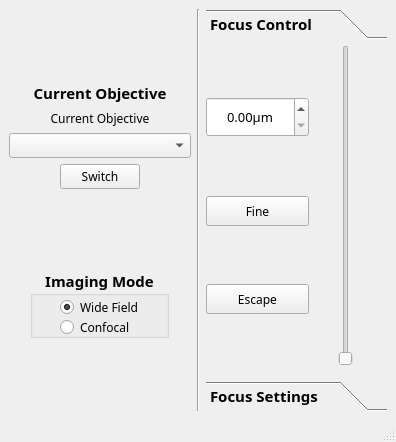
Old version of the form mainwindow.ui in the repository ZhengyiZ/IX83-GUI-Qt.
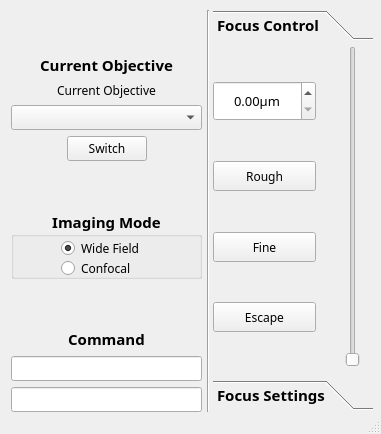
New version of the form. The open tabs and pages were chosen to show the change.

Patch:
```diff
--- a/mainwindow.ui
+++ b/mainwindow.ui
@@ -6,274 +6,36 @@
    <rect>
     <x>0</x>
     <y>0</y>
-    <width>396</width>
-    <height>442</height>
+    <width>381</width>
+    <height>434</height>
    </rect>
   </property>
   <property name="windowTitle">
    <string>MainWindow</string>
   </property>
   <widget class="QWidget" name="centralwidget">
-   <layout class="QHBoxLayout" name="horizontalLayout_5">
-    <item>
-     <layout class="QVBoxLayout" name="verticalLayout">
-      <property name="spacing">
-       <number>6</number>
-      </property>
-      <property name="sizeConstraint">
-       <enum>QLayout::SetDefaultConstraint</enum>
-      </property>
-      <property name="rightMargin">
-       <number>0</number>
-      </property>
-      <item>
-       <spacer name="verticalSpacer">
-        <property name="orientation">
-         <enum>Qt::Vertical</enum>
-        </property>
-        <property name="sizeHint" stdset="0">
-         <size>
-          <width>20</width>
-          <height>40</height>
-         </size>
-        </property>
-       </spacer>
-      </item>
-      <item>
-       <layout class="QHBoxLayout" name="horizontalLayout">
-        <item>
-         <widget class="QLabel" name="fixedLabel1">
-          <property name="font">
-           <font>
-            <family>微软雅黑</family>
-            <pointsize>11</pointsize>
-            <weight>75</weight>
-            <bold>true</bold>
-           </font>
-          </property>
-          <property name="text">
-           <string>Current Objective</string>
-          </property>
-          <property name="alignment">
-           <set>Qt::AlignCenter</set>
-          </property>
-         </widget>
-        </item>
-       </layout>
-      </item>
-      <item>
-       <layout class="QHBoxLayout" name="horizontalLayout_2">
-        <item>
-         <widget class="QLabel" name="objLabel">
-          <property name="font">
-           <font>
-            <family>微软雅黑</family>
-           </font>
-          </property>
-          <property name="text">
-           <string>Current Objective</string>
-          </property>
-          <property name="alignment">
-           <set>Qt::AlignCenter</set>
-          </property>
-         </widget>
-        </item>
-       </layout>
-      </item>
-      <item>
-       <layout class="QHBoxLayout" name="horizontalLayout_3">
-        <item>
-         <widget class="QComboBox" name="objSelection">
-          <property name="minimumSize">
-           <size>
-            <width>180</width>
-            <height>0</height>
-           </size>
-          </property>
-          <property name="font">
-           <font>
-            <family>微软雅黑</family>
-           </font>
-          </property>
-         </widget>
-        </item>
-       </layout>
-      </item>
-      <item>
-       <layout class="QHBoxLayout" name="horizontalLayout_4">
-        <item>
-         <spacer name="horizontalSpacer_2">
-          <property name="orientation">
-           <enum>Qt::Horizontal</enum>
-          </property>
-          <property name="sizeHint" stdset="0">
-           <size>
-            <width>40</width>
-            <height>20</height>
-           </size>
-          </property>
-         </spacer>
-        </item>
-        <item>
-         <widget class="QPushButton" name="switchObjBtn">
-          <property name="sizePolicy">
-           <sizepolicy hsizetype="Minimum" vsizetype="Fixed">
-            <horstretch>0</horstretch>
-            <verstretch>0</verstretch>
-           </sizepolicy>
-          </property>
-          <property name="minimumSize">
-           <size>
-            <width>20</width>
-            <height>0</height>
-           </size>
-          </property>
-          <property name="font">
-           <font>
-            <family>微软雅黑</family>
-           </font>
-          </property>
-          <property name="text">
-           <string>Switch</string>
-          </property>
-         </widget>
-        </item>
-        <item>
-         <spacer name="horizontalSpacer">
-          <property name="orientation">
-           <enum>Qt::Horizontal</enum>
-          </property>
-          <property name="sizeHint" stdset="0">
-           <size>
-            <width>40</width>
-            <height>20</height>
-           </size>
-          </property>
-         </spacer>
-        </item>
-       </layout>
-      </item>
-      <item>
-       <spacer name="verticalSpacer_3">
-        <property name="orientation">
-         <enum>Qt::Vertical</enum>
-        </property>
-        <property name="sizeHint" stdset="0">
-         <size>
-          <width>20</width>
-          <height>40</height>
-         </size>
-        </property>
-       </spacer>
-      </item>
-      <item alignment="Qt::AlignHCenter">
-       <widget class="QGroupBox" name="groupBox">
-        <property name="enabled">
-         <bool>true</bool>
-        </property>
-        <property name="sizePolicy">
-         <sizepolicy hsizetype="Expanding" vsizetype="Preferred">
-          <horstretch>0</horstretch>
-          <verstretch>0</verstretch>
-         </sizepolicy>
-        </property>
-        <property name="minimumSize">
-         <size>
-          <width>0</width>
-          <height>70</height>
-         </size>
-        </property>
-        <property name="font">
-         <font>
-          <family>微软雅黑</family>
-          <pointsize>11</pointsize>
-          <weight>75</weight>
-          <bold>true</bold>
-         </font>
-        </property>
-        <property name="title">
-         <string>Imaging Mode</string>
-        </property>
-        <property name="alignment">
-         <set>Qt::AlignCenter</set>
-        </property>
-        <widget class="QRadioButton" name="wfBtn">
-         <property name="geometry">
-          <rect>
-           <x>30</x>
-           <y>30</y>
-           <width>111</width>
-           <height>18</height>
-          </rect>
-         </property>
-         <property name="font">
-          <font>
-           <family>微软雅黑</family>
-           <pointsize>9</pointsize>
-           <weight>50</weight>
-           <bold>false</bold>
-          </font>
-         </property>
-         <property name="text">
-          <string>Wide Field</string>
-         </property>
-         <property name="iconSize">
-          <size>
-           <width>0</width>
-           <height>0</height>
-          </size>
-         </property>
-         <property name="checked">
-          <bool>true</bool>
-         </property>
-        </widget>
-        <widget class="QRadioButton" name="conBtn">
-         <property name="geometry">
-          <rect>
-           <x>30</x>
-           <y>50</y>
-           <width>101</width>
-           <height>18</height>
-          </rect>
-         </property>
-         <property name="font">
-          <font>
-           <family>微软雅黑</family>
-           <pointsize>9</pointsize>
-           <weight>50</weight>
-           <bold>false</bold>
-          </font>
-         </property>
-         <property name="text">
-          <string>Confocal</string>
-         </property>
-        </widget>
-       </widget>
-      </item>
-      <item>
-       <spacer name="verticalSpacer_2">
-        <property name="orientation">
-         <enum>Qt::Vertical</enum>
-        </property>
-        <property name="sizeHint" stdset="0">
-         <size>
-          <width>20</width>
-          <height>40</height>
-         </size>
-        </property>
-       </spacer>
-      </item>
-     </layout>
-    </item>
-    <item>
      <widget class="Line" name="line">
+    <property name="geometry">
+     <rect>
+      <x>200</x>
+      <y>10</y>
+      <width>16</width>
+      <height>402</height>
+     </rect>
+    </property>
       <property name="orientation">
        <enum>Qt::Vertical</enum>
       </property>
      </widget>
-    </item>
-    <item>
      <widget class="QToolBox" name="toolBox">
+    <property name="geometry">
+     <rect>
+      <x>213</x>
+      <y>10</y>
+      <width>160</width>
+      <height>400</height>
+     </rect>
+    </property>
       <property name="minimumSize">
        <size>
         <width>160</width>
@@ -296,14 +58,14 @@
         <rect>
          <x>0</x>
          <y>0</y>
-         <width>177</width>
-         <height>322</height>
+       <width>160</width>
+       <height>332</height>
         </rect>
        </property>
        <attribute name="label">
         <string>Focus Control</string>
        </attribute>
-       <widget class="QWidget" name="">
+     <widget class="QWidget" name="layoutWidget">
         <property name="geometry">
          <rect>
           <x>0</x>
@@ -367,6 +129,43 @@
              </property>
             </widget>
            </item>
+         <item>
+          <spacer name="verticalSpacer_11">
+           <property name="orientation">
+            <enum>Qt::Vertical</enum>
+           </property>
+           <property name="sizeHint" stdset="0">
+            <size>
+             <width>20</width>
+             <height>40</height>
+            </size>
+           </property>
+          </spacer>
+         </item>
+         <item>
+          <widget class="QPushButton" name="roughBtn">
+           <property name="minimumSize">
+            <size>
+             <width>0</width>
+             <height>30</height>
+            </size>
+           </property>
+           <property name="font">
+            <font>
+             <family>微软雅黑</family>
+             <pointsize>9</pointsize>
+             <weight>50</weight>
+             <bold>false</bold>
+            </font>
+           </property>
+           <property name="text">
+            <string>Rough</string>
+           </property>
+           <property name="checkable">
+            <bool>true</bool>
+           </property>
+          </widget>
+         </item>
            <item>
             <spacer name="verticalSpacer_5">
              <property name="orientation">
@@ -1046,8 +845,304 @@
        </widget>
       </widget>
      </widget>
-    </item>
-   </layout>
+   <widget class="QWidget" name="">
+    <property name="geometry">
+     <rect>
+      <x>11</x>
+      <y>11</y>
+      <width>191</width>
+      <height>401</height>
+     </rect>
+    </property>
+    <layout class="QVBoxLayout" name="verticalLayout_4">
+     <item>
+      <spacer name="verticalSpacer">
+       <property name="orientation">
+        <enum>Qt::Vertical</enum>
+       </property>
+       <property name="sizeHint" stdset="0">
+        <size>
+         <width>20</width>
+         <height>40</height>
+        </size>
+       </property>
+      </spacer>
+     </item>
+     <item>
+      <layout class="QHBoxLayout" name="horizontalLayout">
+       <item>
+        <widget class="QLabel" name="fixedLabel1">
+         <property name="font">
+          <font>
+           <family>微软雅黑</family>
+           <pointsize>11</pointsize>
+           <weight>75</weight>
+           <bold>true</bold>
+          </font>
+         </property>
+         <property name="text">
+          <string>Current Objective</string>
+         </property>
+         <property name="alignment">
+          <set>Qt::AlignCenter</set>
+         </property>
+        </widget>
+       </item>
+      </layout>
+     </item>
+     <item>
+      <layout class="QHBoxLayout" name="horizontalLayout_2">
+       <item>
+        <widget class="QLabel" name="objLabel">
+         <property name="font">
+          <font>
+           <family>微软雅黑</family>
+          </font>
+         </property>
+         <property name="text">
+          <string>Current Objective</string>
+         </property>
+         <property name="alignment">
+          <set>Qt::AlignCenter</set>
+         </property>
+        </widget>
+       </item>
+      </layout>
+     </item>
+     <item>
+      <layout class="QHBoxLayout" name="horizontalLayout_3">
+       <item>
+        <widget class="QComboBox" name="objSelection">
+         <property name="minimumSize">
+          <size>
+           <width>180</width>
+           <height>0</height>
+          </size>
+         </property>
+         <property name="font">
+          <font>
+           <family>微软雅黑</family>
+          </font>
+         </property>
+        </widget>
+       </item>
+      </layout>
+     </item>
+     <item>
+      <layout class="QHBoxLayout" name="horizontalLayout_4">
+       <item>
+        <spacer name="horizontalSpacer_2">
+         <property name="orientation">
+          <enum>Qt::Horizontal</enum>
+         </property>
+         <property name="sizeHint" stdset="0">
+          <size>
+           <width>40</width>
+           <height>20</height>
+          </size>
+         </property>
+        </spacer>
+       </item>
+       <item>
+        <widget class="QPushButton" name="switchObjBtn">
+         <property name="sizePolicy">
+          <sizepolicy hsizetype="Minimum" vsizetype="Fixed">
+           <horstretch>0</horstretch>
+           <verstretch>0</verstretch>
+          </sizepolicy>
+         </property>
+         <property name="minimumSize">
+          <size>
+           <width>20</width>
+           <height>0</height>
+          </size>
+         </property>
+         <property name="font">
+          <font>
+           <family>微软雅黑</family>
+          </font>
+         </property>
+         <property name="text">
+          <string>Switch</string>
+         </property>
+        </widget>
+       </item>
+       <item>
+        <spacer name="horizontalSpacer">
+         <property name="orientation">
+          <enum>Qt::Horizontal</enum>
+         </property>
+         <property name="sizeHint" stdset="0">
+          <size>
+           <width>40</width>
+           <height>20</height>
+          </size>
+         </property>
+        </spacer>
+       </item>
+      </layout>
+     </item>
+     <item>
+      <spacer name="verticalSpacer_3">
+       <property name="orientation">
+        <enum>Qt::Vertical</enum>
+       </property>
+       <property name="sizeHint" stdset="0">
+        <size>
+         <width>20</width>
+         <height>40</height>
+        </size>
+       </property>
+      </spacer>
+     </item>
+     <item>
+      <widget class="QGroupBox" name="groupBox">
+       <property name="enabled">
+        <bool>true</bool>
+       </property>
+       <property name="sizePolicy">
+        <sizepolicy hsizetype="Expanding" vsizetype="Preferred">
+         <horstretch>0</horstretch>
+         <verstretch>0</verstretch>
+        </sizepolicy>
+       </property>
+       <property name="minimumSize">
+        <size>
+         <width>0</width>
+         <height>70</height>
+        </size>
+       </property>
+       <property name="font">
+        <font>
+         <family>微软雅黑</family>
+         <pointsize>11</pointsize>
+         <weight>75</weight>
+         <bold>true</bold>
+        </font>
+       </property>
+       <property name="title">
+        <string>Imaging Mode</string>
+       </property>
+       <property name="alignment">
+        <set>Qt::AlignCenter</set>
+       </property>
+       <widget class="QRadioButton" name="wfBtn">
+        <property name="geometry">
+         <rect>
+          <x>50</x>
+          <y>30</y>
+          <width>111</width>
+          <height>18</height>
+         </rect>
+        </property>
+        <property name="font">
+         <font>
+          <family>微软雅黑</family>
+          <pointsize>9</pointsize>
+          <weight>50</weight>
+          <bold>false</bold>
+         </font>
+        </property>
+        <property name="text">
+         <string>Wide Field</string>
+        </property>
+        <property name="iconSize">
+         <size>
+          <width>0</width>
+          <height>0</height>
+         </size>
+        </property>
+        <property name="checked">
+         <bool>true</bool>
+        </property>
+       </widget>
+       <widget class="QRadioButton" name="conBtn">
+        <property name="geometry">
+         <rect>
+          <x>50</x>
+          <y>50</y>
+          <width>101</width>
+          <height>18</height>
+         </rect>
+        </property>
+        <property name="font">
+         <font>
+          <family>微软雅黑</family>
+          <pointsize>9</pointsize>
+          <weight>50</weight>
+          <bold>false</bold>
+         </font>
+        </property>
+        <property name="text">
+         <string>Confocal</string>
+        </property>
+       </widget>
+      </widget>
+     </item>
+     <item>
+      <spacer name="verticalSpacer_2">
+       <property name="orientation">
+        <enum>Qt::Vertical</enum>
+       </property>
+       <property name="sizeHint" stdset="0">
+        <size>
+         <width>20</width>
+         <height>40</height>
+        </size>
+       </property>
+      </spacer>
+     </item>
+     <item>
+      <layout class="QVBoxLayout" name="verticalLayout">
+       <item>
+        <widget class="QLabel" name="cmdLabel">
+         <property name="font">
+          <font>
+           <family>微软雅黑</family>
+           <pointsize>11</pointsize>
+           <weight>75</weight>
+           <bold>true</bold>
+          </font>
+         </property>
+         <property name="text">
+          <string>Command</string>
+         </property>
+         <property name="alignment">
+          <set>Qt::AlignCenter</set>
+         </property>
+        </widget>
+       </item>
+       <item>
+        <widget class="QLineEdit" name="lineCmd">
+         <property name="font">
+          <font>
+           <family>微软雅黑</family>
+          </font>
+         </property>
+         <property name="whatsThis">
+          <string>&lt;html&gt;&lt;head/&gt;&lt;body&gt;&lt;p&gt;Input command here.&lt;/p&gt;&lt;/body&gt;&lt;/html&gt;</string>
+         </property>
+        </widget>
+       </item>
+       <item>
+        <widget class="QLineEdit" name="lineRsp">
+         <property name="font">
+          <font>
+           <family>微软雅黑</family>
+          </font>
+         </property>
+         <property name="whatsThis">
+          <string>&lt;html&gt;&lt;head/&gt;&lt;body&gt;&lt;p&gt;Response&lt;/p&gt;&lt;/body&gt;&lt;/html&gt;</string>
+         </property>
+         <property name="readOnly">
+          <bool>true</bool>
+         </property>
+        </widget>
+       </item>
+      </layout>
+     </item>
+    </layout>
+   </widget>
   </widget>
   <widget class="QStatusBar" name="statusbar"/>
  </widget>
```
Left out of the diff: 23 changed lines with no effect on the pictures. Lines whose indentation alone changed are shown as unchanged.
